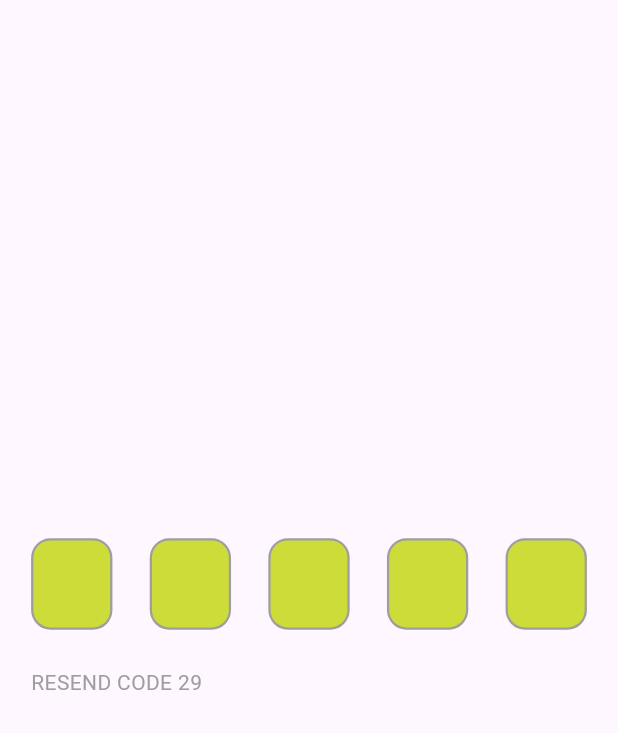
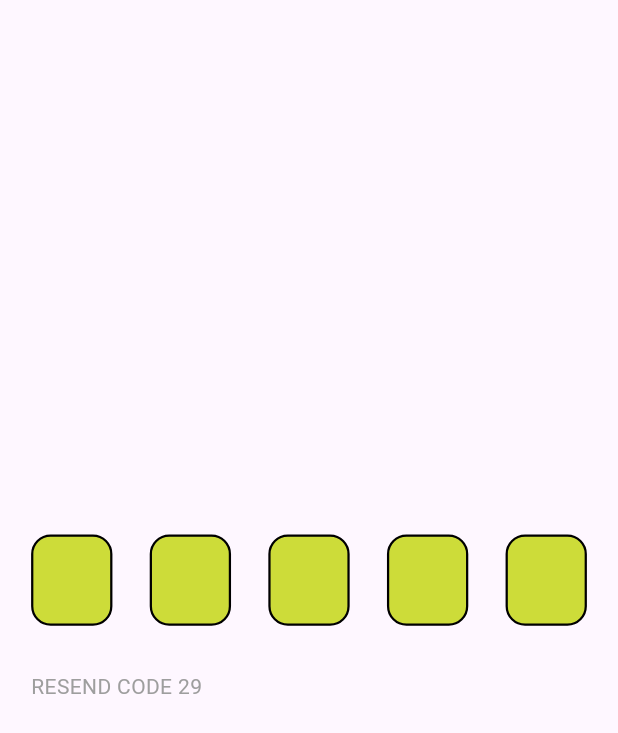
Before and after one commit to mibra-heem/otpify, a Flutter app: the screen it shows after launch, after a tap on "RESEND CODE", on a phone screen of 412 x 824 dp. Shown: the top 733 px of the screen. Run offline on Flutter 3.47's test engine with Material 3 defaults, Android fonts, the phone set to English and light mode, and no system bars.

Commit message:
v - 2 updated
released version 0.1.0
### Added
- `isResendButtonEnable` property to show resend button below Otp fields.
- `verticalSpacing` property for spacing between Otp fields and resend button.
### Changed
- Renamed the `seconds` property to `resendSecond`.
- Updated the package description.

```diff
--- a/analysis_options.yaml
+++ b/analysis_options.yaml
@@ -1,4 +1,8 @@
 include: package:flutter_lints/flutter.yaml
+
+linter:
+  rules:
+    public_member_api_docs: true
 
 # Additional information about this file can be found at
 # https://dart.dev/guides/language/analysis-options
--- a/example/lib/main.dart
+++ b/example/lib/main.dart
@@ -4,7 +4,6 @@ import 'package:otpify/otpify.dart';
 
 void main() {
   runApp(const MyApp());
-
 }
 
 class MyApp extends StatelessWidget {
@@ -32,25 +31,25 @@ class Home extends StatelessWidget {
     return Scaffold(
       body: Otpify(
         fields: 5,
-        seconds: 30,
+        resendSecond: 30,
         fieldColor: Colors.lime,
         fieldTextColor: Colors.white,
         cursorColor: Colors.black,
+        borderColor: Colors.black,
         focusedBorderColor: Colors.deepOrange,
         resendAlignment: ResendAlignment.start,
-        onChanged: (value){
-          if(kDebugMode){
+        onChanged: (value) {
+          if (kDebugMode) {
             print("onChanged value : $value");
           }
         },
-        onResend: (){
-          if(kDebugMode){
+        onResend: () {
+          if (kDebugMode) {
             print("Resend button pressed");
           }
         },
-        onCompleted:
-         (value){
-          if(kDebugMode){
+        onCompleted: (value) {
+          if (kDebugMode) {
             print("onCompleted value is $value");
           }
         },
--- a/lib/src/otpify.dart
+++ b/lib/src/otpify.dart
@@ -3,39 +3,102 @@ import 'package:flutter/material.dart';
 import 'package:flutter/services.dart';
 import 'dimensions.dart';
 
+/// A widget that provides OTP (One-Time Password) input functionality
+/// with customizable styles, validation, and a resend button.
+class Otpify extends StatefulWidget {
+  /// Border color of the OTP fields.
+  final Color? borderColor;
 
-class Otpify extends StatefulWidget {
+  /// Border radius of the OTP fields (overrides [borderRadiusValue] if provided).
+  final BorderRadiusGeometry? borderRadius;
 
-  final Color? borderColor;
-  final BorderRadiusGeometry? borderRadius;
+  /// Border radius value for the OTP fields.
   final double? borderRadiusValue;
+
+  /// Border width of the OTP fields.
   final double? borderWidth;
+
+  /// Color of the cursor in the OTP fields.
   final Color? cursorColor;
+
+  /// Background color of the OTP fields.
   final Color? fieldColor;
+
+  /// Spacing between OTP fields.
   final double? fieldSpacing;
+
+  /// Text color of the OTP fields.
   final Color? fieldTextColor;
+
+  /// Custom text style for the OTP fields.
   final TextStyle? fieldTextStyle;
+
+  /// Border color of the currently focused OTP field.
   final Color? focusedBorderColor;
+
+  /// Border width of the currently focused OTP field.
   final double? focusedBorderWidth;
+
+  /// Total number of OTP input fields.
   final int fields;
+
+  /// Height of each OTP field.
   final double? height;
+
+  /// Whether the resend button is enabled.
+  final bool isResendButtonEnable;
+
+  /// Callback function triggered when the value in any OTP field changes.
   final Function(String value)? onChanged;
+
+  /// Callback function triggered when all OTP fields are filled.
   final Function(String value)? onCompleted;
+
+  /// Callback function triggered when the resend button is tapped.
   final VoidCallback? onResend;
+
+  /// Padding around the OTP fields.
   final EdgeInsets? padding;
+
+  /// Alignment of the resend button.
   final ResendAlignment resendAlignment;
+
+  /// Color of the resend button text when it is enabled.
   final Color? resendColor;
+
+  /// Color of the resend button text when it is disabled.
   final Color? resendEnableColor;
+
+  /// Font family of the resend button text.
   final String? resendFontFamily;
+
+  /// Font size of the resend button text.
   final double? resendFontSize;
+
+  /// Font weight of the resend button text.
   final FontWeight? resendFontWeight;
+
+  /// Countdown seconds for enabling the resend button.
+  final int? resendSecond;
+
+  /// Text displayed on the resend button.
   final String resendText;
-  final int? seconds;
+
+  /// Spacing between OTP fields and resend button.
+  final double? verticalSpacing;
+
+  /// Width of each OTP field.
   final double? width;
 
-  late final List<ValueNotifier<bool>> _focusNotifiers = List.generate(fields, (_) => ValueNotifier(false));
-  late final List<TextEditingController> _otpControllers = List.generate(fields, (_) => TextEditingController());
+  // A list of ValueNotifier<bool> to track the focus state of each OTP field.
+  late final List<ValueNotifier<bool>> _focusNotifiers =
+      List.generate(fields, (_) => ValueNotifier(false));
 
+  // A list of TextEditingController to manage the text input for each OTP field.
+  late final List<TextEditingController> _otpControllers =
+      List.generate(fields, (_) => TextEditingController());
+
+  /// Constructs the [Otpify] widget.
   Otpify({
     super.key,
     this.borderColor,
@@ -51,6 +114,7 @@ class Otpify extends StatefulWidget {
     this.focusedBorderColor,
     this.focusedBorderWidth,
     this.height,
+    this.isResendButtonEnable = true,
     this.onChanged,
     this.onCompleted,
     this.onResend,
@@ -61,8 +125,9 @@ class Otpify extends StatefulWidget {
     this.resendFontFamily,
     this.resendFontSize,
     this.resendFontWeight,
+    this.resendSecond,
     this.resendText = "RESEND CODE",
-    this.seconds,
+    this.verticalSpacing,
     this.width,
   });
 
@@ -90,7 +155,7 @@ class _OtpifyState extends State<Otpify> {
 
   /// Starts the countdown timer for the resend button.
   void _startCountDown() {
-    _counter.value = widget.seconds ?? 30;
+    _counter.value = widget.resendSecond ?? 30;
     _timer = Timer.periodic(const Duration(seconds: 1), (timer) {
       if (_counter.value > 0) {
         _counter.value -= 1;
@@ -127,7 +192,7 @@ class _OtpifyState extends State<Otpify> {
       child: Column(
         crossAxisAlignment: _getResendAlignment(widget.resendAlignment),
         mainAxisAlignment: MainAxisAlignment.center,
-        spacing: Dimensions.height(25),
+        spacing: widget.verticalSpacing ?? Dimensions.height(30),
         children: [
           // OTP Fields
           Row(
@@ -142,25 +207,32 @@ class _OtpifyState extends State<Otpify> {
                     width: widget.width ?? Dimensions.width(50),
                     decoration: BoxDecoration(
                       color: widget.fieldColor ?? Colors.transparent,
-                      borderRadius: widget.borderRadius ?? BorderRadius.circular(widget.borderRadiusValue ?? Dimensions.width(12)),
+                      borderRadius: widget.borderRadius ??
+                          BorderRadius.circular(
+                              widget.borderRadiusValue ?? Dimensions.width(12)),
                       border: Border.all(
                         color: isFocused
                             ? (widget.focusedBorderColor ?? Colors.black)
                             : (widget.borderColor ?? Colors.grey),
-                        width: isFocused ? (widget.focusedBorderWidth ?? 2) : (widget.borderWidth ?? 1.5),
+                        width: isFocused
+                            ? (widget.focusedBorderWidth ?? 2)
+                            : (widget.borderWidth ?? 1.5),
                       ),
                     ),
                     alignment: Alignment.center,
                     child: TextField(
                       // maxLength: 1,
-                      style: widget.fieldTextStyle ?? TextStyle(
-                        color: widget.fieldTextColor ?? Colors.black
-                      ),
+                      style: widget.fieldTextStyle ??
+                          TextStyle(
+                              color: widget.fieldTextColor ?? Colors.black),
                       controller: widget._otpControllers[index],
                       cursorColor: widget.cursorColor ?? Colors.black,
                       textAlign: TextAlign.center,
                       keyboardType: TextInputType.number,
-                      inputFormatters: [LengthLimitingTextInputFormatter(1),FilteringTextInputFormatter.digitsOnly,],
+                      inputFormatters: [
+                        LengthLimitingTextInputFormatter(1),
+                        FilteringTextInputFormatter.digitsOnly,
+                      ],
                       decoration: const InputDecoration(
                         counterText: '',
                         border: InputBorder.none,
@@ -181,8 +253,11 @@ class _OtpifyState extends State<Otpify> {
                           FocusScope.of(context).previousFocus();
                         }
                         // Submit OTP if all fields are filled
-                        if (widget._otpControllers.every((controller) => controller.text.isNotEmpty)) {
-                          final otp = widget._otpControllers.map((controller) => controller.text).join();
+                        if (widget._otpControllers.every(
+                            (controller) => controller.text.isNotEmpty)) {
+                          final otp = widget._otpControllers
+                              .map((controller) => controller.text)
+                              .join();
                           // Triggering onCompleted Callback on all otp fields complete
                           widget.onCompleted?.call(otp);
                         }
@@ -194,7 +269,8 @@ class _OtpifyState extends State<Otpify> {
             }),
           ),
           // Resend Button
-          GestureDetector(
+          widget.isResendButtonEnable
+              ? GestureDetector(
                   onTap: _isResendEnabled
                       ? () {
                           _startCountDown();
@@ -206,9 +282,13 @@ class _OtpifyState extends State<Otpify> {
                     builder: (context, value, child) {
                       _isResendEnabled = value == 0;
                       return Text(
-                  _isResendEnabled ? widget.resendText : "${widget.resendText} $value",
+                        _isResendEnabled
+                            ? widget.resendText
+                            : "${widget.resendText} $value",
                         style: TextStyle(
-                    color: _isResendEnabled ? widget.resendColor : widget.resendEnableColor,
+                          color: _isResendEnabled
+                              ? widget.resendColor
+                              : widget.resendEnableColor,
                           fontSize: widget.resendFontSize ?? 14,
                           fontWeight: widget.resendFontWeight,
                           fontFamily: widget.resendFontFamily,
@@ -216,7 +296,8 @@ class _OtpifyState extends State<Otpify> {
                       );
                     },
                   ),
-          ),
+                )
+              : SizedBox(),
         ],
       ),
     );
@@ -225,7 +306,12 @@ class _OtpifyState extends State<Otpify> {
 
 /// Enumeration to define the alignment of the resend button.
 enum ResendAlignment {
+  /// Align the resend button to the start (left).
   start,
+
+  /// Align the resend button to the center.
   center,
+
+  /// Align the resend button to the end (right).
   end,
 }
--- a/pubspec.yaml
+++ b/pubspec.yaml
@@ -1,6 +1,6 @@
 name: otpify
-description: Otpify is a customizable OTP input field widget for Flutter, offering a responsive design that adapts to various screen sizes. It includes a resend code timer button for added convenience.
-version: 0.0.2
+description: Otpify is a customizable OTP input field widget for Flutter, adapts to different mobile screen sizes. It includes a resend code timer button for added convenience.
+version: 0.1.0
 homepage: https://github.com/mibra-heem/otpify
 
 environment:
```
Also changed, not shown: lib/src/dimensions.dart (+5 -9 lines), 4 other files. Lines whose indentation alone changed are shown as unchanged.
